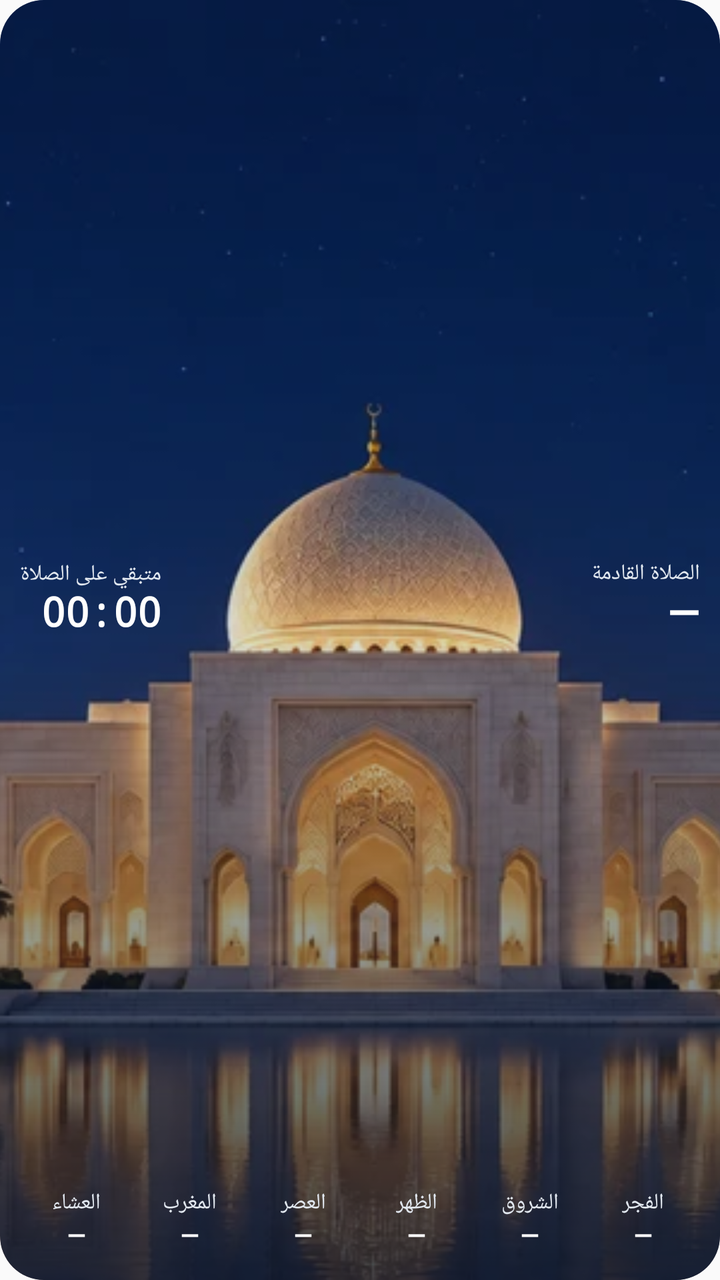
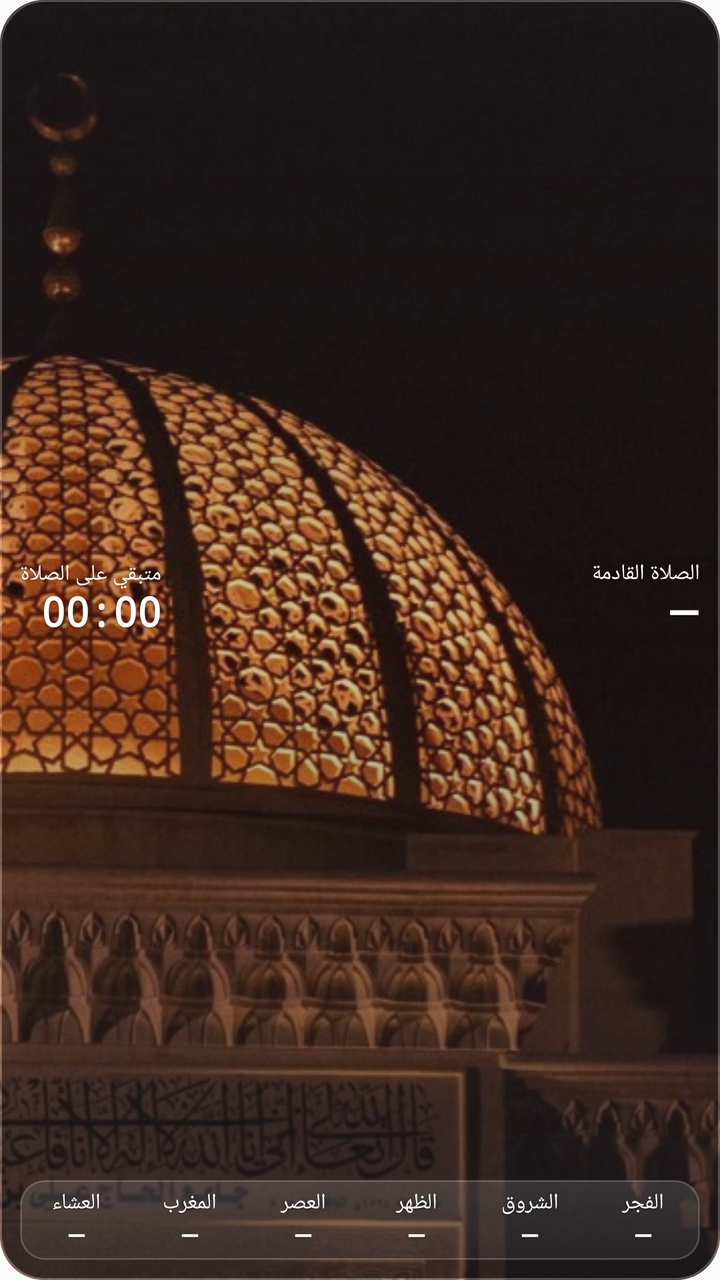

Compare the two renders of this Android layout. The source of the first and the diff that turns it into the second are given below.
<!-- AndroidManifest.xml: application theme android:Theme.Material.Light.NoActionBar -->
<!-- res/layout/prayer_widget.xml -->
<FrameLayout xmlns:android="http://schemas.android.com/apk/res/android" android:id="@+id/widget_root" android:layout_width="match_parent" android:layout_height="match_parent" android:layoutDirection="rtl" android:background="@drawable/widget_background" android:clipToOutline="true">
<ImageView android:id="@+id/widget_scenery" android:layout_width="match_parent" android:layout_height="match_parent" android:src="@drawable/widget_mosque_night" android:scaleType="centerCrop" android:contentDescription="@null" android:importantForAccessibility="no" />
<ImageView android:id="@+id/widget_overlay" android:layout_width="match_parent" android:layout_height="match_parent" android:src="@drawable/widget_overlay_night" android:scaleType="fitXY" android:contentDescription="@null" android:importantForAccessibility="no" />
<LinearLayout android:id="@+id/widget_card" android:layout_width="match_parent" android:layout_height="match_parent" android:layout_gravity="top" android:orientation="vertical" android:padding="10dp">

<LinearLayout android:layout_width="match_parent" android:layout_height="0dp" android:minHeight="0dp" android:orientation="horizontal" android:gravity="center_vertical" android:paddingBottom="2dp" android:layout_weight="1">
<LinearLayout android:layout_width="0dp" android:layout_weight="1" android:layout_height="wrap_content" android:orientation="vertical" android:gravity="start|center_vertical">
<TextView android:id="@+id/widget_next_label" android:layout_width="match_parent" android:layout_height="wrap_content" android:text="الصلاة القادمة" android:textColor="#E2E8F0" android:textSize="11sp" android:fontFamily="sans-serif-medium" android:maxLines="1" android:includeFontPadding="false" />
<TextView android:id="@+id/widget_next" android:layout_width="match_parent" android:layout_height="wrap_content" android:text="—" android:textColor="#FFFFFF" android:textSize="21sp" android:fontFamily="sans-serif" android:textStyle="bold" android:maxLines="1" android:ellipsize="end" android:includeFontPadding="false" />
</LinearLayout>
<LinearLayout android:id="@+id/widget_countdown_row" android:layout_width="wrap_content" android:layout_height="wrap_content" android:orientation="vertical" android:gravity="start" android:paddingTop="0dp" android:paddingBottom="0dp" android:layout_marginTop="0dp"><TextView android:id="@+id/widget_countdown_label" android:layout_width="wrap_content" android:layout_height="wrap_content" android:text="متبقي على الصلاة" android:textColor="#E2E8F0" android:textSize="11sp" android:fontFamily="sans-serif-medium" android:includeFontPadding="false" /><Chronometer android:id="@+id/widget_countdown" android:layout_width="wrap_content" android:layout_height="wrap_content" android:textColor="#FFFFFF" android:textSize="20sp" android:textStyle="bold" android:fontFamily="monospace" android:textDirection="ltr" android:countDown="true" android:includeFontPadding="false" /></LinearLayout>

</LinearLayout>
<LinearLayout android:layout_width="match_parent" android:layout_height="40dp" android:orientation="horizontal">
<LinearLayout android:id="@+id/widget_cell_fajr" android:paddingTop="4dp" android:paddingBottom="4dp" android:layout_width="0dp" android:layout_weight="1" android:layout_height="wrap_content" android:orientation="vertical" android:gravity="center"><TextView android:id="@+id/widget_label_fajr" android:layout_width="wrap_content" android:layout_height="wrap_content" android:text="الفجر" android:textColor="#E2E8F0" android:textSize="11sp" android:fontFamily="sans-serif-medium" android:includeFontPadding="false" /><TextView android:id="@+id/widget_fajr" android:layout_width="wrap_content" android:layout_height="wrap_content" android:text="—" android:textColor="#FFFFFF" android:textSize="12sp" android:textStyle="bold" android:paddingTop="2dp" android:textDirection="ltr" android:includeFontPadding="false" /></LinearLayout>
<LinearLayout android:id="@+id/widget_cell_sunrise" android:paddingTop="4dp" android:paddingBottom="4dp" android:layout_width="0dp" android:layout_weight="1" android:layout_height="wrap_content" android:orientation="vertical" android:gravity="center"><TextView android:id="@+id/widget_label_sunrise" android:layout_width="wrap_content" android:layout_height="wrap_content" android:text="الشروق" android:textColor="#E2E8F0" android:textSize="11sp" android:fontFamily="sans-serif-medium" android:includeFontPadding="false" /><TextView android:id="@+id/widget_sunrise" android:layout_width="wrap_content" android:layout_height="wrap_content" android:text="—" android:textColor="#FFFFFF" android:textSize="12sp" android:textStyle="bold" android:paddingTop="2dp" android:textDirection="ltr" android:includeFontPadding="false" /></LinearLayout>
<LinearLayout android:id="@+id/widget_cell_dhuhr" android:paddingTop="4dp" android:paddingBottom="4dp" android:layout_width="0dp" android:layout_weight="1" android:layout_height="wrap_content" android:orientation="vertical" android:gravity="center"><TextView android:id="@+id/widget_label_dhuhr" android:layout_width="wrap_content" android:layout_height="wrap_content" android:text="الظهر" android:textColor="#E2E8F0" android:textSize="11sp" android:fontFamily="sans-serif-medium" android:includeFontPadding="false" /><TextView android:id="@+id/widget_dhuhr" android:layout_width="wrap_content" android:layout_height="wrap_content" android:text="—" android:textColor="#FFFFFF" android:textSize="12sp" android:textStyle="bold" android:paddingTop="2dp" android:textDirection="ltr" android:includeFontPadding="false" /></LinearLayout>
<LinearLayout android:id="@+id/widget_cell_asr" android:paddingTop="4dp" android:paddingBottom="4dp" android:layout_width="0dp" android:layout_weight="1" android:layout_height="wrap_content" android:orientation="vertical" android:gravity="center"><TextView android:id="@+id/widget_label_asr" android:layout_width="wrap_content" android:layout_height="wrap_content" android:text="العصر" android:textColor="#E2E8F0" android:textSize="11sp" android:fontFamily="sans-serif-medium" android:includeFontPadding="false" /><TextView android:id="@+id/widget_asr" android:layout_width="wrap_content" android:layout_height="wrap_content" android:text="—" android:textColor="#FFFFFF" android:textSize="12sp" android:textStyle="bold" android:paddingTop="2dp" android:textDirection="ltr" android:includeFontPadding="false" /></LinearLayout>
<LinearLayout android:id="@+id/widget_cell_maghrib" android:paddingTop="4dp" android:paddingBottom="4dp" android:layout_width="0dp" android:layout_weight="1" android:layout_height="wrap_content" android:orientation="vertical" android:gravity="center"><TextView android:id="@+id/widget_label_maghrib" android:layout_width="wrap_content" android:layout_height="wrap_content" android:text="المغرب" android:textColor="#E2E8F0" android:textSize="11sp" android:fontFamily="sans-serif-medium" android:includeFontPadding="false" /><TextView android:id="@+id/widget_maghrib" android:layout_width="wrap_content" android:layout_height="wrap_content" android:text="—" android:textColor="#FFFFFF" android:textSize="12sp" android:textStyle="bold" android:paddingTop="2dp" android:textDirection="ltr" android:includeFontPadding="false" /></LinearLayout>
<LinearLayout android:id="@+id/widget_cell_isha" android:paddingTop="4dp" android:paddingBottom="4dp" android:layout_width="0dp" android:layout_weight="1" android:layout_height="wrap_content" android:orientation="vertical" android:gravity="center"><TextView android:id="@+id/widget_label_isha" android:layout_width="wrap_content" android:layout_height="wrap_content" android:text="العشاء" android:textColor="#E2E8F0" android:textSize="11sp" android:fontFamily="sans-serif-medium" android:includeFontPadding="false" /><TextView android:id="@+id/widget_isha" android:layout_width="wrap_content" android:layout_height="wrap_content" android:text="—" android:textColor="#FFFFFF" android:textSize="12sp" android:textStyle="bold" android:paddingTop="2dp" android:textDirection="ltr" android:includeFontPadding="false" /></LinearLayout>
</LinearLayout></LinearLayout></FrameLayout>
<!-- resources referenced by this layout -->
<resources>
  <!-- drawable widget_background (drawable) -->
  <shape xmlns:android="http://schemas.android.com/apk/res/android"><solid android:color="#102139"/><corners android:radius="22dp"/><stroke android:width="1dp" android:color="#659DCBEE"/></shape>
  <!-- drawable widget_mosque_night: webp bitmap (drawable-nodpi, 106670 bytes) -->
  <!-- drawable widget_overlay_night (drawable) -->
  <shape xmlns:android="http://schemas.android.com/apk/res/android"><gradient android:angle="270" android:startColor="#54101B36" android:centerColor="#26152942" android:endColor="#C208142A"/><corners android:radius="22dp"/></shape>
</resources>

<!-- the commit's change to res/layout/prayer_widget.xml (unified diff, before → after) -->
@@ -5,17 +5,17 @@
 
 <LinearLayout android:layout_width="match_parent" android:layout_height="0dp" android:minHeight="0dp" android:orientation="horizontal" android:gravity="center_vertical" android:paddingBottom="2dp" android:layout_weight="1">
 <LinearLayout android:layout_width="0dp" android:layout_weight="1" android:layout_height="wrap_content" android:orientation="vertical" android:gravity="start|center_vertical">
-<TextView android:id="@+id/widget_next_label" android:layout_width="match_parent" android:layout_height="wrap_content" android:text="الصلاة القادمة" android:textColor="#E2E8F0" android:textSize="11sp" android:fontFamily="sans-serif-medium" android:maxLines="1" android:includeFontPadding="false" />
-<TextView android:id="@+id/widget_next" android:layout_width="match_parent" android:layout_height="wrap_content" android:text="—" android:textColor="#FFFFFF" android:textSize="21sp" android:fontFamily="sans-serif" android:textStyle="bold" android:maxLines="1" android:ellipsize="end" android:includeFontPadding="false" />
+<TextView android:id="@+id/widget_next_label" android:layout_width="match_parent" android:layout_height="wrap_content" android:text="الصلاة القادمة" android:textColor="#FFFFFF" android:textSize="11sp" android:fontFamily="sans-serif-medium" android:maxLines="1" android:shadowColor="#80000000" android:shadowDx="0" android:shadowDy="1" android:shadowRadius="2" android:includeFontPadding="false" />
+<TextView android:id="@+id/widget_next" android:layout_width="match_parent" android:layout_height="wrap_content" android:text="—" android:textColor="#FFFFFF" android:textSize="21sp" android:fontFamily="sans-serif" android:textStyle="bold" android:maxLines="1" android:ellipsize="end" android:shadowColor="#80000000" android:shadowDx="0" android:shadowDy="1" android:shadowRadius="2" android:includeFontPadding="false" />
 </LinearLayout>
-<LinearLayout android:id="@+id/widget_countdown_row" android:layout_width="wrap_content" android:layout_height="wrap_content" android:orientation="vertical" android:gravity="start" android:paddingTop="0dp" android:paddingBottom="0dp" android:layout_marginTop="0dp"><TextView android:id="@+id/widget_countdown_label" android:layout_width="wrap_content" android:layout_height="wrap_content" android:text="متبقي على الصلاة" android:textColor="#E2E8F0" android:textSize="11sp" android:fontFamily="sans-serif-medium" android:includeFontPadding="false" /><Chronometer android:id="@+id/widget_countdown" android:layout_width="wrap_content" android:layout_height="wrap_content" android:textColor="#FFFFFF" android:textSize="20sp" android:textStyle="bold" android:fontFamily="monospace" android:textDirection="ltr" android:countDown="true" android:includeFontPadding="false" /></LinearLayout>
+<LinearLayout android:id="@+id/widget_countdown_row" android:layout_width="wrap_content" android:layout_height="wrap_content" android:orientation="vertical" android:gravity="start" android:paddingTop="0dp" android:paddingBottom="0dp" android:layout_marginTop="0dp"><TextView android:id="@+id/widget_countdown_label" android:layout_width="wrap_content" android:layout_height="wrap_content" android:text="متبقي على الصلاة" android:textColor="#FFFFFF" android:textSize="11sp" android:fontFamily="sans-serif-medium" android:shadowColor="#80000000" android:shadowDx="0" android:shadowDy="1" android:shadowRadius="2" android:includeFontPadding="false" /><Chronometer android:id="@+id/widget_countdown" android:layout_width="wrap_content" android:layout_height="wrap_content" android:textColor="#FFFFFF" android:textSize="20sp" android:textStyle="bold" android:fontFamily="monospace" android:textDirection="ltr" android:countDown="true" android:shadowColor="#80000000" android:shadowDx="0" android:shadowDy="1" android:shadowRadius="2" android:includeFontPadding="false" /></LinearLayout>
 
 </LinearLayout>
-<LinearLayout android:layout_width="match_parent" android:layout_height="40dp" android:orientation="horizontal">
-<LinearLayout android:id="@+id/widget_cell_fajr" android:paddingTop="4dp" android:paddingBottom="4dp" android:layout_width="0dp" android:layout_weight="1" android:layout_height="wrap_content" android:orientation="vertical" android:gravity="center"><TextView android:id="@+id/widget_label_fajr" android:layout_width="wrap_content" android:layout_height="wrap_content" android:text="الفجر" android:textColor="#E2E8F0" android:textSize="11sp" android:fontFamily="sans-serif-medium" android:includeFontPadding="false" /><TextView android:id="@+id/widget_fajr" android:layout_width="wrap_content" android:layout_height="wrap_content" android:text="—" android:textColor="#FFFFFF" android:textSize="12sp" android:textStyle="bold" android:paddingTop="2dp" android:textDirection="ltr" android:includeFontPadding="false" /></LinearLayout>
-<LinearLayout android:id="@+id/widget_cell_sunrise" android:paddingTop="4dp" android:paddingBottom="4dp" android:layout_width="0dp" android:layout_weight="1" android:layout_height="wrap_content" android:orientation="vertical" android:gravity="center"><TextView android:id="@+id/widget_label_sunrise" android:layout_width="wrap_content" android:layout_height="wrap_content" android:text="الشروق" android:textColor="#E2E8F0" android:textSize="11sp" android:fontFamily="sans-serif-medium" android:includeFontPadding="false" /><TextView android:id="@+id/widget_sunrise" android:layout_width="wrap_content" android:layout_height="wrap_content" android:text="—" android:textColor="#FFFFFF" android:textSize="12sp" android:textStyle="bold" android:paddingTop="2dp" android:textDirection="ltr" android:includeFontPadding="false" /></LinearLayout>
-<LinearLayout android:id="@+id/widget_cell_dhuhr" android:paddingTop="4dp" android:paddingBottom="4dp" android:layout_width="0dp" android:layout_weight="1" android:layout_height="wrap_content" android:orientation="vertical" android:gravity="center"><TextView android:id="@+id/widget_label_dhuhr" android:layout_width="wrap_content" android:layout_height="wrap_content" android:text="الظهر" android:textColor="#E2E8F0" android:textSize="11sp" android:fontFamily="sans-serif-medium" android:includeFontPadding="false" /><TextView android:id="@+id/widget_dhuhr" android:layout_width="wrap_content" android:layout_height="wrap_content" android:text="—" android:textColor="#FFFFFF" android:textSize="12sp" android:textStyle="bold" android:paddingTop="2dp" android:textDirection="ltr" android:includeFontPadding="false" /></LinearLayout>
-<LinearLayout android:id="@+id/widget_cell_asr" android:paddingTop="4dp" android:paddingBottom="4dp" android:layout_width="0dp" android:layout_weight="1" android:layout_height="wrap_content" android:orientation="vertical" android:gravity="center"><TextView android:id="@+id/widget_label_asr" android:layout_width="wrap_content" android:layout_height="wrap_content" android:text="العصر" android:textColor="#E2E8F0" android:textSize="11sp" android:fontFamily="sans-serif-medium" android:includeFontPadding="false" /><TextView android:id="@+id/widget_asr" android:layout_width="wrap_content" android:layout_height="wrap_content" android:text="—" android:textColor="#FFFFFF" android:textSize="12sp" android:textStyle="bold" android:paddingTop="2dp" android:textDirection="ltr" android:includeFontPadding="false" /></LinearLayout>
-<LinearLayout android:id="@+id/widget_cell_maghrib" android:paddingTop="4dp" android:paddingBottom="4dp" android:layout_width="0dp" android:layout_weight="1" android:layout_height="wrap_content" android:orientation="vertical" android:gravity="center"><TextView android:id="@+id/widget_label_maghrib" android:layout_width="wrap_content" android:layout_height="wrap_content" android:text="المغرب" android:textColor="#E2E8F0" android:textSize="11sp" android:fontFamily="sans-serif-medium" android:includeFontPadding="false" /><TextView android:id="@+id/widget_maghrib" android:layout_width="wrap_content" android:layout_height="wrap_content" android:text="—" android:textColor="#FFFFFF" android:textSize="12sp" android:textStyle="bold" android:paddingTop="2dp" android:textDirection="ltr" android:includeFontPadding="false" /></LinearLayout>
-<LinearLayout android:id="@+id/widget_cell_isha" android:paddingTop="4dp" android:paddingBottom="4dp" android:layout_width="0dp" android:layout_weight="1" android:layout_height="wrap_content" android:orientation="vertical" android:gravity="center"><TextView android:id="@+id/widget_label_isha" android:layout_width="wrap_content" android:layout_height="wrap_content" android:text="العشاء" android:textColor="#E2E8F0" android:textSize="11sp" android:fontFamily="sans-serif-medium" android:includeFontPadding="false" /><TextView android:id="@+id/widget_isha" android:layout_width="wrap_content" android:layout_height="wrap_content" android:text="—" android:textColor="#FFFFFF" android:textSize="12sp" android:textStyle="bold" android:paddingTop="2dp" android:textDirection="ltr" android:includeFontPadding="false" /></LinearLayout>
+<LinearLayout android:layout_width="match_parent" android:layout_height="40dp" android:orientation="horizontal" android:background="@drawable/widget_glass_strip">
+<LinearLayout android:id="@+id/widget_cell_fajr" android:paddingTop="4dp" android:paddingBottom="4dp" android:layout_width="0dp" android:layout_weight="1" android:layout_height="wrap_content" android:orientation="vertical" android:gravity="center"><TextView android:id="@+id/widget_label_fajr" android:layout_width="wrap_content" android:layout_height="wrap_content" android:text="الفجر" android:textColor="#FFFFFF" android:textSize="11sp" android:fontFamily="sans-serif-medium" android:shadowColor="#80000000" android:shadowDx="0" android:shadowDy="1" android:shadowRadius="2" android:includeFontPadding="false" /><TextView android:id="@+id/widget_fajr" android:layout_width="wrap_content" android:layout_height="wrap_content" android:text="—" android:textColor="#FFFFFF" android:textSize="12sp" android:textStyle="bold" android:paddingTop="2dp" android:textDirection="ltr" android:shadowColor="#80000000" android:shadowDx="0" android:shadowDy="1" android:shadowRadius="2" android:includeFontPadding="false" /></LinearLayout>
+<LinearLayout android:id="@+id/widget_cell_sunrise" android:paddingTop="4dp" android:paddingBottom="4dp" android:layout_width="0dp" android:layout_weight="1" android:layout_height="wrap_content" android:orientation="vertical" android:gravity="center"><TextView android:id="@+id/widget_label_sunrise" android:layout_width="wrap_content" android:layout_height="wrap_content" android:text="الشروق" android:textColor="#FFFFFF" android:textSize="11sp" android:fontFamily="sans-serif-medium" android:shadowColor="#80000000" android:shadowDx="0" android:shadowDy="1" android:shadowRadius="2" android:includeFontPadding="false" /><TextView android:id="@+id/widget_sunrise" android:layout_width="wrap_content" android:layout_height="wrap_content" android:text="—" android:textColor="#FFFFFF" android:textSize="12sp" android:textStyle="bold" android:paddingTop="2dp" android:textDirection="ltr" android:shadowColor="#80000000" android:shadowDx="0" android:shadowDy="1" android:shadowRadius="2" android:includeFontPadding="false" /></LinearLayout>
+<LinearLayout android:id="@+id/widget_cell_dhuhr" android:paddingTop="4dp" android:paddingBottom="4dp" android:layout_width="0dp" android:layout_weight="1" android:layout_height="wrap_content" android:orientation="vertical" android:gravity="center"><TextView android:id="@+id/widget_label_dhuhr" android:layout_width="wrap_content" android:layout_height="wrap_content" android:text="الظهر" android:textColor="#FFFFFF" android:textSize="11sp" android:fontFamily="sans-serif-medium" android:shadowColor="#80000000" android:shadowDx="0" android:shadowDy="1" android:shadowRadius="2" android:includeFontPadding="false" /><TextView android:id="@+id/widget_dhuhr" android:layout_width="wrap_content" android:layout_height="wrap_content" android:text="—" android:textColor="#FFFFFF" android:textSize="12sp" android:textStyle="bold" android:paddingTop="2dp" android:textDirection="ltr" android:shadowColor="#80000000" android:shadowDx="0" android:shadowDy="1" android:shadowRadius="2" android:includeFontPadding="false" /></LinearLayout>
+<LinearLayout android:id="@+id/widget_cell_asr" android:paddingTop="4dp" android:paddingBottom="4dp" android:layout_width="0dp" android:layout_weight="1" android:layout_height="wrap_content" android:orientation="vertical" android:gravity="center"><TextView android:id="@+id/widget_label_asr" android:layout_width="wrap_content" android:layout_height="wrap_content" android:text="العصر" android:textColor="#FFFFFF" android:textSize="11sp" android:fontFamily="sans-serif-medium" android:shadowColor="#80000000" android:shadowDx="0" android:shadowDy="1" android:shadowRadius="2" android:includeFontPadding="false" /><TextView android:id="@+id/widget_asr" android:layout_width="wrap_content" android:layout_height="wrap_content" android:text="—" android:textColor="#FFFFFF" android:textSize="12sp" android:textStyle="bold" android:paddingTop="2dp" android:textDirection="ltr" android:shadowColor="#80000000" android:shadowDx="0" android:shadowDy="1" android:shadowRadius="2" android:includeFontPadding="false" /></LinearLayout>
+<LinearLayout android:id="@+id/widget_cell_maghrib" android:paddingTop="4dp" android:paddingBottom="4dp" android:layout_width="0dp" android:layout_weight="1" android:layout_height="wrap_content" android:orientation="vertical" android:gravity="center"><TextView android:id="@+id/widget_label_maghrib" android:layout_width="wrap_content" android:layout_height="wrap_content" android:text="المغرب" android:textColor="#FFFFFF" android:textSize="11sp" android:fontFamily="sans-serif-medium" android:shadowColor="#80000000" android:shadowDx="0" android:shadowDy="1" android:shadowRadius="2" android:includeFontPadding="false" /><TextView android:id="@+id/widget_maghrib" android:layout_width="wrap_content" android:layout_height="wrap_content" android:text="—" android:textColor="#FFFFFF" android:textSize="12sp" android:textStyle="bold" android:paddingTop="2dp" android:textDirection="ltr" android:shadowColor="#80000000" android:shadowDx="0" android:shadowDy="1" android:shadowRadius="2" android:includeFontPadding="false" /></LinearLayout>
+<LinearLayout android:id="@+id/widget_cell_isha" android:paddingTop="4dp" android:paddingBottom="4dp" android:layout_width="0dp" android:layout_weight="1" android:layout_height="wrap_content" android:orientation="vertical" android:gravity="center"><TextView android:id="@+id/widget_label_isha" android:layout_width="wrap_content" android:layout_height="wrap_content" android:text="العشاء" android:textColor="#FFFFFF" android:textSize="11sp" android:fontFamily="sans-serif-medium" android:shadowColor="#80000000" android:shadowDx="0" android:shadowDy="1" android:shadowRadius="2" android:includeFontPadding="false" /><TextView android:id="@+id/widget_isha" android:layout_width="wrap_content" android:layout_height="wrap_content" android:text="—" android:textColor="#FFFFFF" android:textSize="12sp" android:textStyle="bold" android:paddingTop="2dp" android:textDirection="ltr" android:shadowColor="#80000000" android:shadowDx="0" android:shadowDy="1" android:shadowRadius="2" android:includeFontPadding="false" /></LinearLayout>
 </LinearLayout></LinearLayout></FrameLayout>
<!-- resource entries referenced after the edit -->
@@ -1,9 +1,11 @@
 <!-- resources referenced by this layout -->
 <resources>
   <!-- drawable widget_background (drawable) -->
-  <shape xmlns:android="http://schemas.android.com/apk/res/android"><solid android:color="#102139"/><corners android:radius="22dp"/><stroke android:width="1dp" android:color="#659DCBEE"/></shape>
-  <!-- drawable widget_mosque_night: webp bitmap (drawable-nodpi, 106670 bytes) -->
+  <shape xmlns:android="http://schemas.android.com/apk/res/android"><solid android:color="#252A33"/><corners android:radius="22dp"/><stroke android:width="1dp" android:color="#4DFFFFFF"/></shape>
+  <!-- drawable widget_glass_strip (drawable) -->
+  <shape xmlns:android="http://schemas.android.com/apk/res/android"><gradient android:angle="270" android:startColor="#1FFFFFFF" android:endColor="#0DFFFFFF"/><corners android:radius="12dp"/><stroke android:width="1dp" android:color="#30FFFFFF"/></shape>
+  <!-- drawable widget_mosque_night: webp bitmap (drawable-nodpi, 153876 bytes) -->
   <!-- drawable widget_overlay_night (drawable) -->
-  <shape xmlns:android="http://schemas.android.com/apk/res/android"><gradient android:angle="270" android:startColor="#54101B36" android:centerColor="#26152942" android:endColor="#C208142A"/><corners android:radius="22dp"/></shape>
+  <shape xmlns:android="http://schemas.android.com/apk/res/android"><gradient android:angle="270" android:startColor="#66252A33" android:centerColor="#33252A33" android:endColor="#A6191D24"/><corners android:radius="22dp"/><stroke android:width="1dp" android:color="#40FFFFFF"/></shape>
 </resources>
 
